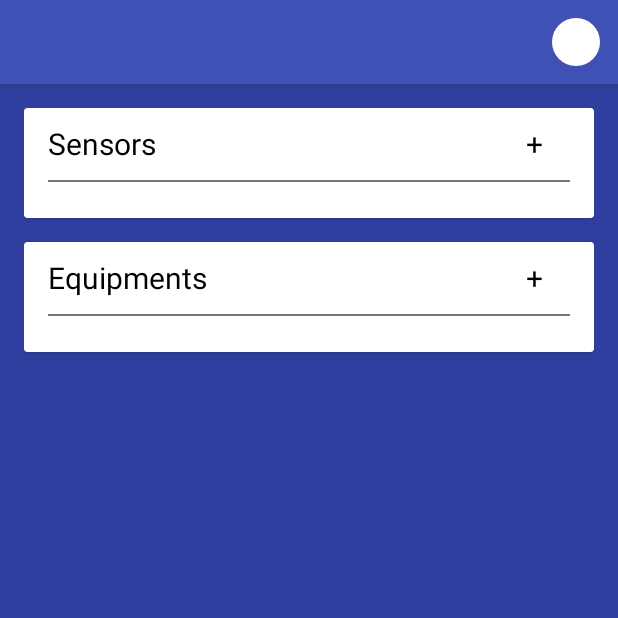
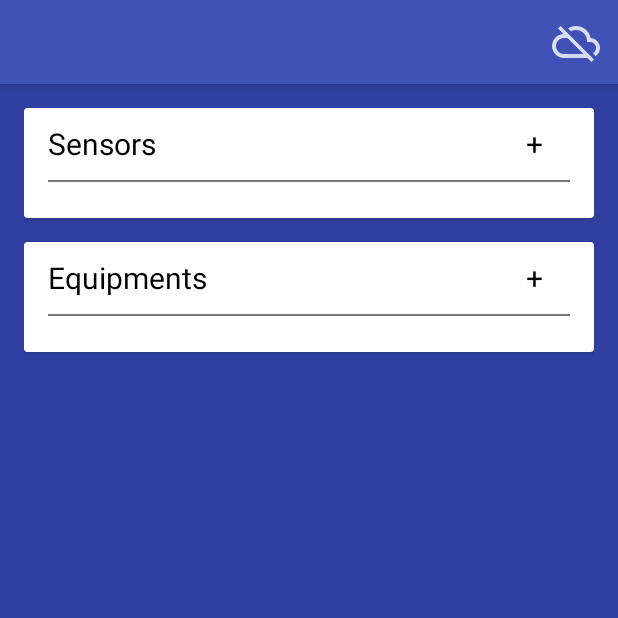
Before and after one commit to marciogranzotto/mqtt-painel-kotlin, an Android app: the DashboardActivity screen opened directly, with no data from a screen before it, on a phone screen of 412 x 824 dp, the top half of it. Run offline under Robolectric (Android 15) with nearby library versions, the phone set to English and light mode, and no system bars; libraries missing offline, so code that uses them is left out: com.pawegio.kandroid, io.realm, org.eclipse.paho, rx.android.schedulers, rx.lang.kotlin; 2 statements that could not run were skipped.

Commit message:
Adds new cloud icon for disconnecting

```diff
--- a/app/src/main/res/menu/dashboard_menu.xml
+++ b/app/src/main/res/menu/dashboard_menu.xml
@@ -5,7 +5,7 @@
     tools:context=".activities.DashboardActivity">
     <item
         android:id="@+id/menu_disconnect"
-        android:icon="@drawable/round_progress_background"
+        android:icon="@drawable/ic_cloud_outline_off"
         android:orderInCategory="1"
         android:title="@string/disconnect"
         app:showAsAction="always" />
```
Also changed, not shown: app/src/main/res/drawable-hdpi/ic_cloud_outline_off.png (added), app/src/main/res/drawable-ldpi/ic_cloud_outline_off.png (added), app/src/main/res/drawable-mdpi/ic_cloud_outline_off.png (added), app/src/main/res/drawable-xhdpi/ic_cloud_outline_off.png (added), app/src/main/res/drawable-xxhdpi/ic_cloud_outline_off.png (added), app/src/main/res/drawable-xxxhdpi/ic_cloud_outline_off.png (added).
